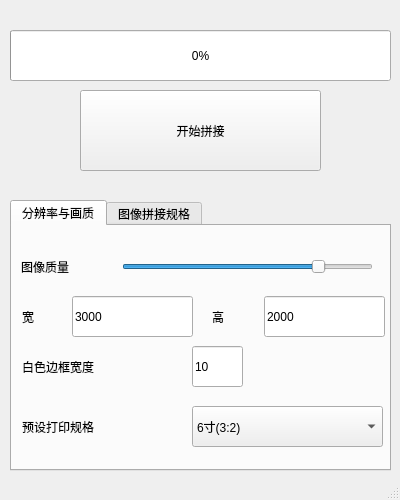
Before: the Qt Designer form ImgTrim/mainwindow.ui in ln93/ImgTrim, drawn with Qt 5.
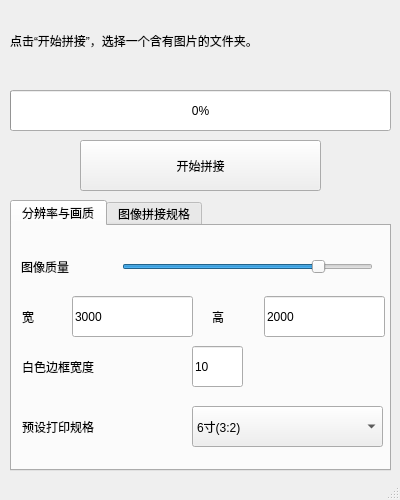
After: the same form once the commit is applied.

Commit message: add Info print

```diff
--- a/ImgTrim/mainwindow.ui
+++ b/ImgTrim/mainwindow.ui
@@ -36,9 +36,9 @@
     <property name="geometry">
      <rect>
       <x>80</x>
-      <y>90</y>
+      <y>140</y>
       <width>241</width>
-      <height>81</height>
+      <height>51</height>
      </rect>
     </property>
     <property name="text">
@@ -319,9 +319,9 @@
     <property name="geometry">
      <rect>
       <x>10</x>
-      <y>30</y>
+      <y>90</y>
       <width>381</width>
-      <height>51</height>
+      <height>41</height>
      </rect>
     </property>
     <property name="value">
@@ -334,6 +334,25 @@
      <bool>true</bool>
     </property>
    </widget>
+   <widget class="QLabel" name="infoLabel">
+    <property name="geometry">
+     <rect>
+      <x>10</x>
+      <y>0</y>
+      <width>381</width>
+      <height>81</height>
+     </rect>
+    </property>
+    <property name="text">
+     <string>点击“开始拼接”，选择一个含有图片的文件夹。</string>
+    </property>
+    <property name="scaledContents">
+     <bool>false</bool>
+    </property>
+    <property name="wordWrap">
+     <bool>true</bool>
+    </property>
+   </widget>
   </widget>
   <widget class="QStatusBar" name="statusBar"/>
  </widget>
```
The commit also changes 4 other files.
